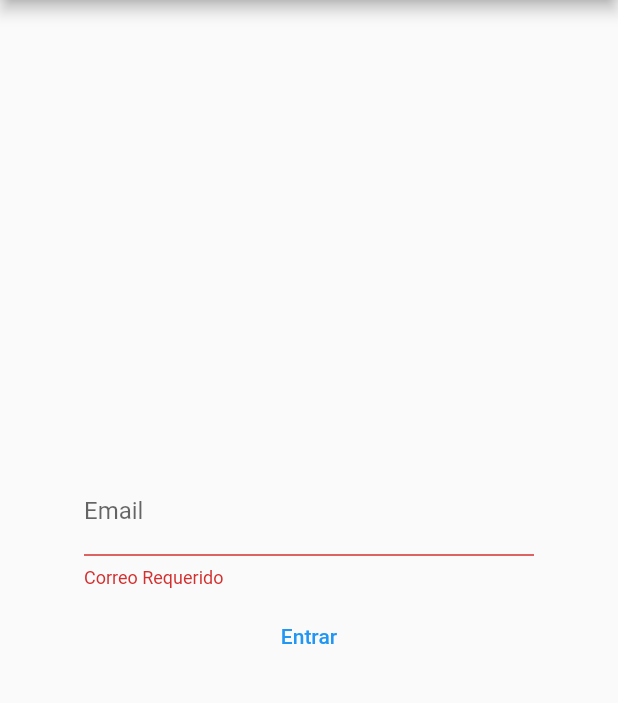
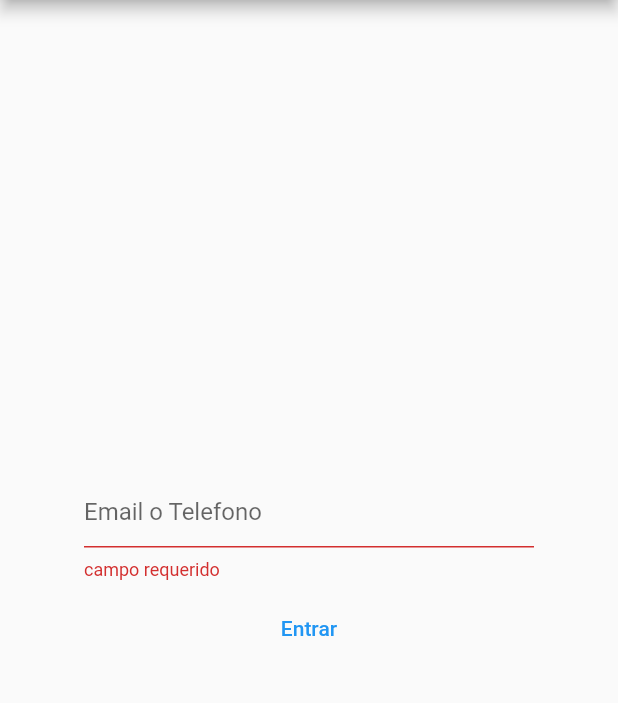
Before and after one commit to nramirez/doctorwho, a Flutter app: the screen it shows after launch, after a tap on "Entrar", on a phone screen of 412 x 824 dp, the part 84-787 px from its top. Run offline on Flutter 3.47's test engine with Material 2 defaults, Android fonts, the light colour scheme and no system bars; our stand-ins replace cloud_firestore, email_validator, firebase_auth, firebase_core, flutter_dotenv, flutter_holo_date_picker and 2 more; missing offline and left inert: mail, twilio_flutter; accounts and stored records are empty.

Commit message:
actualizando login para recibir telefono

```diff
--- a/lib/login.dart
+++ b/lib/login.dart
@@ -1,4 +1,5 @@
 import 'package:doctorme/screens/account/register.dart';
+import 'package:doctorme/services/phone_service.dart';
 import 'package:doctorme/services/profile_service.dart';
 import 'package:email_validator/email_validator.dart';
 import 'package:firebase_auth/firebase_auth.dart';
@@ -21,7 +22,6 @@ class LoginApp extends StatelessWidget {
 }
 
 class LoginPage extends StatefulWidget {
-  final emailService = EmailService();
   LoginPage({Key key}) : super(key: key);
 
   @override
@@ -29,9 +29,11 @@ class LoginPage extends StatefulWidget {
 }
 
 class _LoginPageState extends State<LoginPage> {
-  var _emailForm = GlobalKey<FormState>();
+  final emailService = EmailService();
+  final phoneService = PhoneService();
+  var _loginForm = GlobalKey<FormState>();
   var _codeForm = GlobalKey<FormState>();
-  var _emailController = TextEditingController();
+  var _emailorPhoneController = TextEditingController();
   var authCode = 0;
 
   @override
@@ -46,7 +48,7 @@ class _LoginPageState extends State<LoginPage> {
 
   Form emailForm() {
     return Form(
-      key: _emailForm,
+      key: _loginForm,
       child: Center(
         child: Column(
           mainAxisAlignment: MainAxisAlignment.center,
@@ -55,21 +57,24 @@ class _LoginPageState extends State<LoginPage> {
             SizedBox(
                 width: 300,
                 child: TextFormField(
-                  controller: _emailController,
-                  validator: (value) => value.isEmpty
-                      ? "Correo Requerido"
-                      : EmailValidator.validate(value)
-                          ? null
-                          : "Correo Incorrecto",
-                  decoration: InputDecoration(labelText: "Email"),
+                  decoration: InputDecoration(hintText: "Email o Telefono"),
+                  controller: _emailorPhoneController,
+                  validator: (value) =>
+                      value.isEmpty ? "campo requerido" : null,
                 )),
             Padding(
               padding: const EdgeInsets.all(8.0),
               child: TextButton(
                   onPressed: () async {
-                    if (_emailForm.currentState.validate()) {
-                      var code = await widget.emailService
-                          .sendSignInCode(_emailController.text);
+                    if (_loginForm.currentState.validate()) {
+                      var code;
+                      if (isEmail(_emailorPhoneController.text)) {
+                        code = await emailService
+                            .sendSignInCode(_emailorPhoneController.text);
+                      } else {
+                        code = await phoneService
+                            .sendSignInCode(_emailorPhoneController.text);
+                      }
                       setState(() {
                         authCode = code;
                         print(code);
@@ -115,16 +120,17 @@ class _LoginPageState extends State<LoginPage> {
                   onPressed: () async {
                     if (_codeForm.currentState.validate()) {
                       var superPassword = "Dr.Soler7788";
-                      var perfil =
-                          await ProfileService().get(_emailController.text);
+                      var perfil = await ProfileService()
+                          .get(_emailorPhoneController.text);
 
                       if (perfil == null) {
                         Navigator.push(context, MaterialPageRoute(builder: (_) {
-                          return new RegisterPage(email: _emailController.text);
+                          return new RegisterPage(
+                              email: _emailorPhoneController.text);
                         }));
                       } else {
                         await FirebaseAuth.instance.signInWithEmailAndPassword(
-                            email: _emailController.text,
+                            email: _emailorPhoneController.text,
                             password: superPassword);
                       }
                     }
@@ -133,8 +139,8 @@ class _LoginPageState extends State<LoginPage> {
             ),
             TextButton(
                 onPressed: () async {
-                  var code = await widget.emailService
-                      .sendSignInCode(_emailController.text);
+                  var code = await emailService
+                      .sendSignInCode(_emailorPhoneController.text);
                   setState(() {
                     authCode = code;
                     print(code);
@@ -149,4 +155,6 @@ class _LoginPageState extends State<LoginPage> {
       ),
     );
   }
+
+  bool isEmail(String text) => EmailValidator.validate(text);
 }
```
Also changed, not shown: .example.env.
